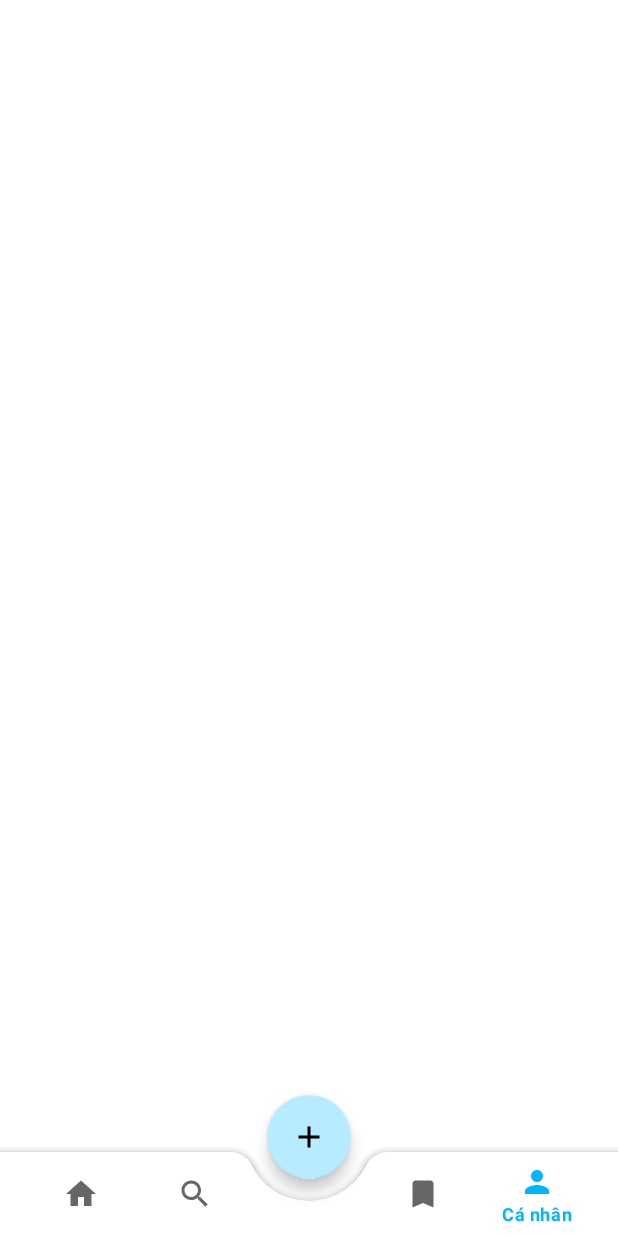
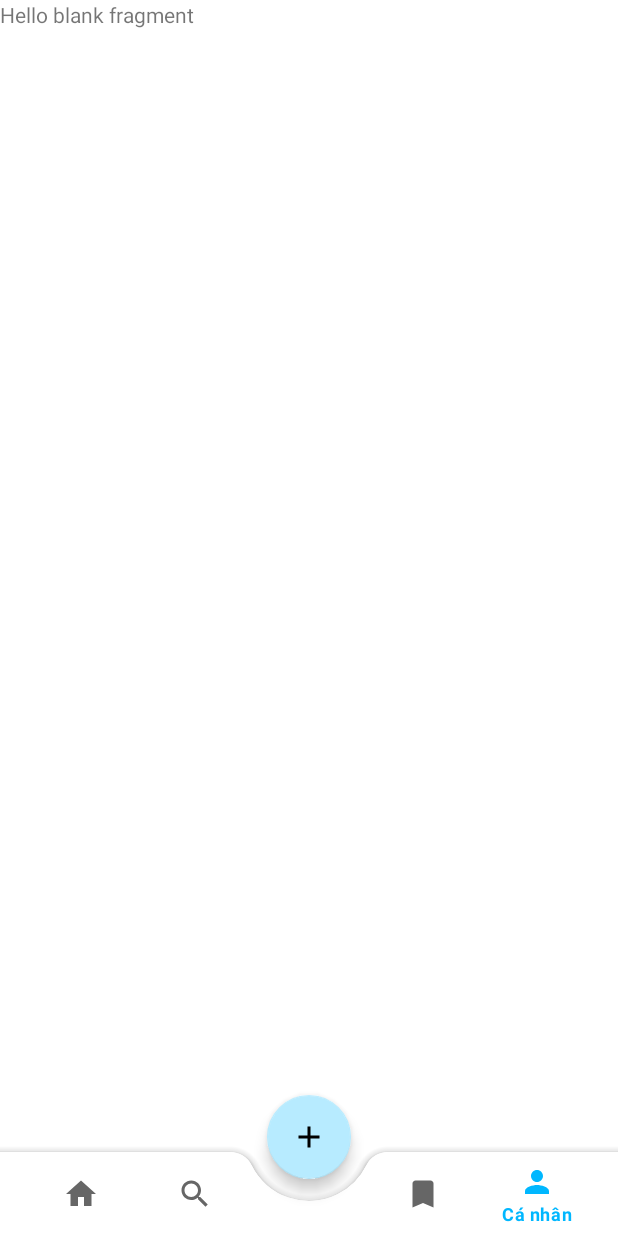
Before and after one commit to ThanhTrangPhan/BaloTravel, an Android app: the screen it shows after launch (StartActivity before the commit, MainActivity after it), item 5 of the bottom bar chosen, on a phone screen of 412 x 824 dp. Run offline under Robolectric (Android 15) with nearby library versions, the phone set to English and light mode, and no system bars; our stand-ins replace Firebase (no records; nobody signed in at launch, a user with empty details on screens opened directly).

Commit message:
fix homepage and add some fragments

```diff
--- a/app/build.gradle
+++ b/app/build.gradle
@@ -35,6 +35,7 @@ dependencies {
     implementation 'androidx.constraintlayout:constraintlayout:2.1.3'
     implementation 'com.google.firebase:firebase-auth:21.0.1'
     implementation 'com.google.firebase:firebase-database:20.0.0'
+    implementation 'androidx.legacy:legacy-support-v4:1.0.0'
     testImplementation 'junit:junit:4.13.2'
     androidTestImplementation 'androidx.test.ext:junit:1.1.3'
     androidTestImplementation 'androidx.test.espresso:espresso-core:3.4.0'
--- a/app/src/main/AndroidManifest.xml
+++ b/app/src/main/AndroidManifest.xml
@@ -10,7 +10,13 @@
         android:supportsRtl="true"
         android:theme="@style/Theme.BaloTravel">
         <activity
+            android:name=".PostActivity"
+            android:exported="false" />
+        <activity
             android:name=".StartActivity"
+            android:exported="false" />
+        <activity
+            android:name=".MainActivity"
             android:exported="true">
             <intent-filter>
                 <action android:name="android.intent.action.MAIN" />
--- a/app/src/main/java/com/example/balotravel/Fragment/HomepageFragment.java
+++ b/app/src/main/java/com/example/balotravel/Fragment/HomepageFragment.java
@@ -40,7 +40,7 @@ public class HomepageFragment extends Fragment {
         postList = new ArrayList<>();
         postAdapter = new PostAdapter(getContext(),postList);
         recyclerView.setAdapter(postAdapter);
-        checkFollowing();
+        //checkFollowing();
         return view;
     }
 
--- /dev/null
+++ b/app/src/main/java/com/example/balotravel/Fragment/UserFragment.java
@@ -0,0 +1,21 @@
+package com.example.balotravel.Fragment;
+
+import android.os.Bundle;
+
+import androidx.fragment.app.Fragment;
+
+import android.view.LayoutInflater;
+import android.view.View;
+import android.view.ViewGroup;
+
+import com.example.balotravel.R;
+
+public class UserFragment extends Fragment {
+
+    @Override
+    public View onCreateView(LayoutInflater inflater, ViewGroup container,
+                             Bundle savedInstanceState) {
+        // Inflate the layout for this fragment
+        return inflater.inflate(R.layout.fragment_user, container, false);
+    }
+}
--- /dev/null
+++ b/app/src/main/java/com/example/balotravel/MainActivity.java
@@ -0,0 +1,71 @@
+package com.example.balotravel;
+
+import androidx.annotation.NonNull;
+import androidx.appcompat.app.AppCompatActivity;
+import androidx.fragment.app.Fragment;
+
+import android.content.Intent;
+import android.content.SharedPreferences;
+import android.os.Bundle;
+import android.view.MenuItem;
+import android.view.Window;
+
+import com.example.balotravel.Fragment.BookmarkFragment;
+import com.example.balotravel.Fragment.HomepageFragment;
+import com.example.balotravel.Fragment.SearchFragment;
+import com.example.balotravel.Fragment.UserFragment;
+import com.google.android.material.bottomnavigation.BottomNavigationMenuView;
+import com.google.android.material.bottomnavigation.BottomNavigationView;
+import com.google.firebase.auth.FirebaseAuth;
+
+public class MainActivity extends AppCompatActivity {
+    BottomNavigationView bottomNavigationMenuView;
+    Fragment selectedFragment = null;
+
+    @Override
+    protected void onCreate(Bundle savedInstanceState) {
+        super.onCreate(savedInstanceState);
+        requestWindowFeature(Window.FEATURE_NO_TITLE);
+        //this.getWindow().setFlags(WindowManager.LayoutParams.FLAG_FULLSCREEN,WindowManager.LayoutParams.FLAG_FULLSCREEN);
+        getSupportActionBar().hide();
+        setContentView(R.layout.activity_main);
+        bottomNavigationMenuView = (BottomNavigationView) findViewById(R.id.bottomNavigationView);
+        bottomNavigationMenuView.setBackground(null);
+        getSupportFragmentManager().beginTransaction().replace(R.id.fragment_container, new HomepageFragment()).commit();
+        bottomNavigationMenuView.setOnNavigationItemSelectedListener(navigationItemSelectedListener);
+    }
+
+    private BottomNavigationView.OnNavigationItemSelectedListener navigationItemSelectedListener =
+            new BottomNavigationView.OnNavigationItemSelectedListener(){
+
+                @Override
+                public boolean onNavigationItemSelected(@NonNull MenuItem item) {
+                    switch (item.getItemId()){
+                        case R.id.nav_home:
+                            selectedFragment = new HomepageFragment();
+                            break;
+                        case R.id.nav_search:
+                            selectedFragment = new SearchFragment();
+                            break;
+                        case R.id.nav_add:
+                            selectedFragment = null;
+                            startActivity(new Intent(MainActivity.this,PostActivity.class));
+                            break;
+                        case R.id.nav_bookmark:
+                            selectedFragment = new BookmarkFragment();
+                            break;
+                        case R.id.nav_person:
+                            selectedFragment = new UserFragment();
+                            SharedPreferences.Editor editor = getSharedPreferences("PREPS",MODE_PRIVATE).edit();
+//                            editor.putString("profileId", FirebaseAuth.getInstance().getCurrentUser().getUid());
+//                            editor.apply();
+                            selectedFragment = new UserFragment();
+                            break;
+                    }
+                    if(selectedFragment != null){
+                        getSupportFragmentManager().beginTransaction().replace(R.id.fragment_container,selectedFragment).commit();
+                    }
+                    return true;
+                }
+            };
+}
--- a/app/src/main/res/layout/activity_main.xml
+++ b/app/src/main/res/layout/activity_main.xml
@@ -6,6 +6,11 @@
     android:layout_width="match_parent"
     android:layout_height="match_parent"
     tools:context=".StartActivity">
+    <FrameLayout
+        android:layout_width="match_parent"
+        android:layout_height="match_parent"
+        android:id="@+id/fragment_container"
+        android:layout_above = "@id/bottomAppBar"/>
 
     <com.google.android.material.bottomappbar.BottomAppBar
         android:id="@+id/bottomAppBar"
@@ -27,7 +32,7 @@
     </com.google.android.material.bottomappbar.BottomAppBar>
 
     <com.google.android.material.floatingactionbutton.FloatingActionButton
-        android:id="@+id/fab"
+        android:id="@+id/nav_add"
         android:layout_width="wrap_content"
         android:layout_height="wrap_content"
         android:src="@drawable/ic_baseline_add_24"
--- /dev/null
+++ b/app/src/main/res/layout/fragment_user.xml
@@ -0,0 +1,14 @@
+<?xml version="1.0" encoding="utf-8"?>
+<FrameLayout xmlns:android="http://schemas.android.com/apk/res/android"
+    xmlns:tools="http://schemas.android.com/tools"
+    android:layout_width="match_parent"
+    android:layout_height="match_parent"
+    tools:context=".Fragment.UserFragment">
+
+    <!-- TODO: Update blank fragment layout -->
+    <TextView
+        android:layout_width="match_parent"
+        android:layout_height="match_parent"
+        android:text="@string/hello_blank_fragment" />
+
+</FrameLayout>
--- a/app/src/main/res/menu/bottom_nav_menu.xml
+++ b/app/src/main/res/menu/bottom_nav_menu.xml
@@ -1,17 +1,17 @@
 <?xml version="1.0" encoding="utf-8"?>
 <menu xmlns:android="http://schemas.android.com/apk/res/android">
-    <item android:id="@+id/ic_home"
+    <item android:id="@+id/nav_home"
         android:title="Trang chủ"
         android:icon="@drawable/ic_baseline_home_24" />
-    <item android:id="@+id/ic_search"
+    <item android:id="@+id/nav_search"
         android:title="Tìm kiếm"
         android:icon="@drawable/ic_baseline_search_24" />
     <item android:id="@+id/placeholder"
         android:title=""/>
-    <item android:id="@+id/ic_bookmark"
+    <item android:id="@+id/nav_bookmark"
         android:title="Sưu tầm"
         android:icon="@drawable/ic_baseline_bookmark_24" />
-    <item android:id="@+id/ic_person"
+    <item android:id="@+id/nav_person"
         android:title="Cá nhân"
         android:icon="@drawable/ic_baseline_person_24" />
 
--- a/app/src/main/res/values/strings.xml
+++ b/app/src/main/res/values/strings.xml
@@ -1,3 +1,5 @@
 <resources>
     <string name="app_name">Du lịch Balo </string>
+    <!-- TODO: Remove or change this placeholder text -->
+    <string name="hello_blank_fragment">Hello blank fragment</string>
 </resources>
```
Also changed, not shown: app/src/main/java/com/example/balotravel/Fragment/BookmarkFragment.java (added, +20 -0 lines), app/src/main/java/com/example/balotravel/Fragment/SearchFragment.java (added, +18 -0 lines), app/src/main/java/com/example/balotravel/PostActivity.java (added, +14 -0 lines), app/src/main/res/layout/activity_main2.xml (added, +9 -0 lines), app/src/main/res/layout/activity_post.xml (added, +9 -0 lines), app/src/main/res/layout/fragment_bookmark.xml (added, +14 -0 lines), app/src/main/res/layout/fragment_home.xml (+8 -8 lines), app/src/main/res/layout/fragment_search.xml (added, +14 -0 lines).
